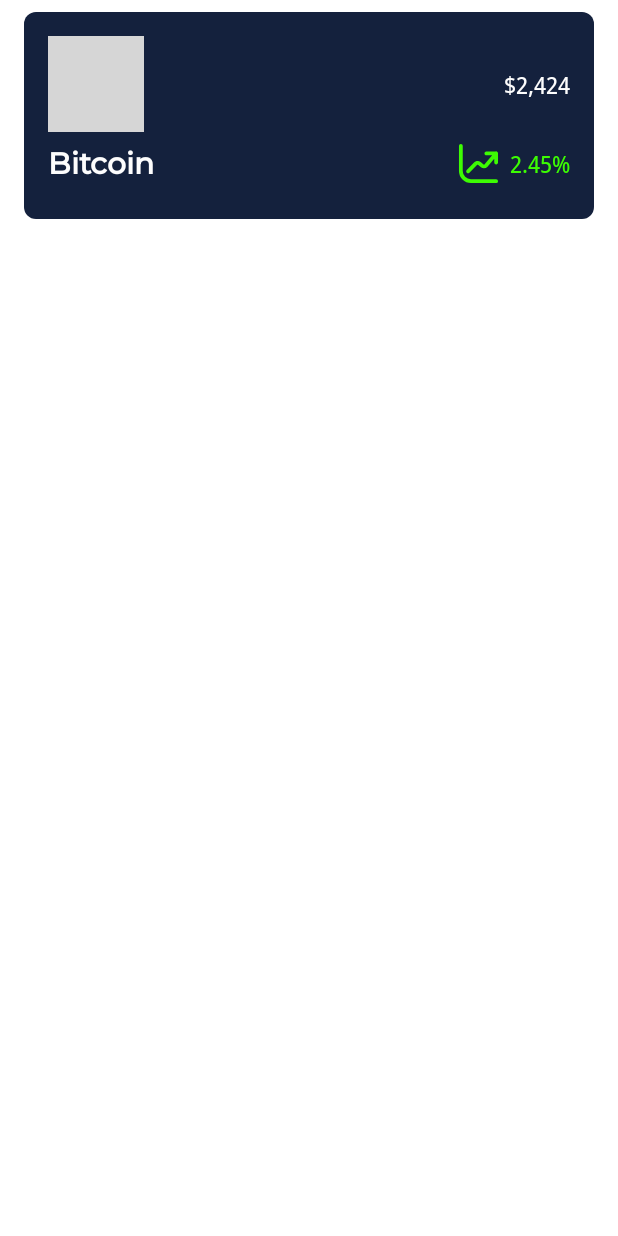
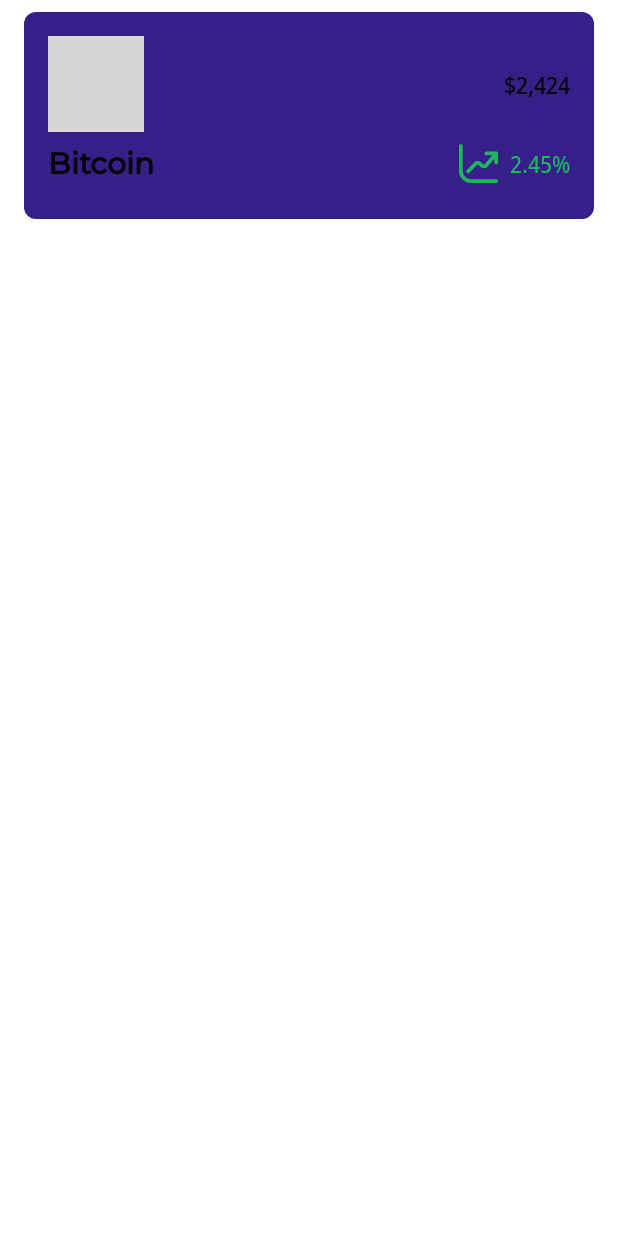
Before and after one commit to EvgeshaIvanov/AlphaIntelligence, an Android app built with Jetpack Compose: the @Preview function CoinsItemPreview, on a phone screen of 412 x 824 dp. Run offline under Robolectric (Android 15) with nearby library versions, the phone set to English and light mode, and no system bars; grey boxes are pictures that could not be loaded.

Commit message:
update colors + raw typography

```diff
--- a/core/src/main/java/com/core/theme/TextStyle.kt
+++ b/core/src/main/java/com/core/theme/TextStyle.kt
@@ -10,14 +10,12 @@ import com.core.R
 internal val h1 = TextStyle(
     fontSize = 20.sp,
     fontFamily = FontFamily(Font(R.font.montserrat_medium)),
-    fontWeight = FontWeight(900),
-    color = CryptoColors.TextPrimary,
+    fontWeight = FontWeight(900)
 )
 
 internal val textPrimary = TextStyle(
     fontSize = 16.sp,
     lineHeight = 16.sp,
     fontFamily = FontFamily(Font(R.font.open_sans_medium)),
-    fontWeight = FontWeight(404),
-    color = CryptoColors.TextPrimary,
+    fontWeight = FontWeight(404)
 )
--- a/core/src/main/java/com/core/theme/Theme.kt
+++ b/core/src/main/java/com/core/theme/Theme.kt
@@ -1,70 +1,22 @@
 package com.core.theme
 
 import android.app.Activity
-import android.os.Build
 import androidx.compose.foundation.isSystemInDarkTheme
-import androidx.compose.material3.MaterialTheme
-import androidx.compose.material3.darkColorScheme
-import androidx.compose.material3.dynamicDarkColorScheme
-import androidx.compose.material3.dynamicLightColorScheme
-import androidx.compose.material3.lightColorScheme
 import androidx.compose.runtime.Composable
 import androidx.compose.runtime.CompositionLocalProvider
+import androidx.compose.runtime.ReadOnlyComposable
 import androidx.compose.runtime.SideEffect
 import androidx.compose.ui.graphics.Color
 import androidx.compose.ui.graphics.toArgb
-import androidx.compose.ui.platform.LocalContext
 import androidx.compose.ui.platform.LocalView
 import androidx.core.view.WindowCompat
-
-object CryptoColors {
-    val BackgroundPrimary = Color(0xFF000000)
-    val CardColor = Color(0xFF14213d)
-    val TextPrimary = Color(0xFFFDFDFD)
-
-    val Increase = Color(0xFF3dfc03)
-    val Decrease = Color(0xFFc91c33)
-}
-
-
-private val DarkColorScheme = darkColorScheme(
-    primary = Purple80,
-    secondary = PurpleGrey80,
-    tertiary = Pink80
-)
-
-private val LightColorScheme = lightColorScheme(
-    primary = Purple40,
-    secondary = PurpleGrey40,
-    tertiary = Pink40
-
-    /* Other default colors to override
-    background = Color(0xFFFFFBFE),
-    surface = Color(0xFFFFFBFE),
-    onPrimary = Color.White,
-    onSecondary = Color.White,
-    onTertiary = Color.White,
-    onBackground = Color(0xFF1C1B1F),
-    onSurface = Color(0xFF1C1B1F),
-    */
-)
 
 @Composable
 fun CryptoTheme(
     darkTheme: Boolean = isSystemInDarkTheme(),
-    // Dynamic color is available on Android 12+
-    dynamicColor: Boolean = true,
     content: @Composable () -> Unit
 ) {
-    val colorScheme = when {
-        dynamicColor && Build.VERSION.SDK_INT >= Build.VERSION_CODES.S -> {
-            val context = LocalContext.current
-            if (darkTheme) dynamicDarkColorScheme(context) else dynamicLightColorScheme(context)
-        }
-
-        darkTheme -> DarkColorScheme
-        else -> LightColorScheme
-    }
+    val colors = if (darkTheme) lightColors else darkColors
     val view = LocalView.current
     if (!view.isInEditMode) {
         SideEffect {
@@ -74,17 +26,27 @@ fun CryptoTheme(
         }
     }
 
-    val typography =  CryptoTypography(
+    val typography = CryptoTypography(
         h1 = h1,
         textPrimary = textPrimary,
     )
 
     CompositionLocalProvider(
-        LocalTypography provides typography
-    ) {
-        MaterialTheme(
-            colorScheme = colorScheme,
-            content = content
-        )
-    }
+        LocalColors provides colors,
+        LocalTypography provides typography,
+        content = content
+    )
 }
+
+object Crypto {
+
+    val color: CryptoColors
+        @Composable
+        @ReadOnlyComposable
+        get() = LocalColors.current
+
+    val typography
+        @Composable
+        @ReadOnlyComposable
+        get() = LocalTypography.current
+}
--- a/core/src/main/java/com/core/theme/Type.kt
+++ b/core/src/main/java/com/core/theme/Type.kt
@@ -10,6 +10,6 @@ data class CryptoTypography(
     val textPrimary: TextStyle,
 )
 
-val LocalTypography = staticCompositionLocalOf<CryptoTypography> {
+internal val LocalTypography = staticCompositionLocalOf<CryptoTypography> {
     error("No font provided")
 }
--- a/crypto_info/presentation/src/main/kotlin/com/presentation/CryptoDetailScreen.kt
+++ b/crypto_info/presentation/src/main/kotlin/com/presentation/CryptoDetailScreen.kt
@@ -17,12 +17,10 @@ import cafe.adriel.voyager.navigator.LocalNavigator
 import cafe.adriel.voyager.navigator.currentOrThrow
 import com.core.common.model.CoinEntity
 import com.core.compose.CoinsLoader
-import com.core.theme.CryptoColors
+import com.core.theme.Crypto
 import com.presentation.contract.CryptoDetailAction
 import com.presentation.contract.CryptoDetailEvent
 import com.presentation.contract.CryptoDetailViewState
-import com.presentation.contract.toChartsData
-import com.presentation.ui.CryptoDetailGraph
 import com.presentation.ui.CryptoDetailHeader
 import kotlinx.coroutines.flow.collectLatest
 
@@ -46,7 +44,7 @@ class CryptoDetailScreen(private val coinEntity: CoinEntity) : Screen {
 
         Surface(
             modifier = Modifier.fillMaxSize(),
-            color = CryptoColors.BackgroundPrimary
+            color = Crypto.color.background.primary
         ) {
             Crossfade(targetState = state.progress, label = "visibleState") { visibleState ->
                 when (visibleState) {
--- a/home/presentation/src/main/java/com/presentation/CoinsScreen.kt
+++ b/home/presentation/src/main/java/com/presentation/CoinsScreen.kt
@@ -16,7 +16,7 @@ import cafe.adriel.voyager.navigator.LocalNavigator
 import cafe.adriel.voyager.navigator.currentOrThrow
 import com.core.compose.CoinsLoader
 import com.core.compose.rememberClick
-import com.core.theme.CryptoColors
+import com.core.theme.Crypto
 import com.presentation.contract.CoinsAction
 import com.presentation.contract.CoinsEvent
 import com.presentation.contract.CoinsViewState
@@ -44,7 +44,7 @@ class CoinsScreen : Screen {
 
         Surface(
             modifier = Modifier.fillMaxSize(),
-            color = CryptoColors.BackgroundPrimary
+            color = Crypto.color.background.primary
         ) {
             Crossfade(
                 label = "News",
--- a/home/presentation/src/main/java/com/presentation/ui/CoinsList.kt
+++ b/home/presentation/src/main/java/com/presentation/ui/CoinsList.kt
@@ -22,9 +22,8 @@ import androidx.compose.ui.unit.dp
 import coil.compose.AsyncImage
 import com.core.common.model.IndicatorItem
 import com.core.compose.bounceClick
-import com.core.theme.CryptoColors
+import com.core.theme.Crypto
 import com.core.theme.CryptoTheme
-import com.core.theme.LocalTypography
 import com.presentation.contract.CoinsViewState.Coin
 import kotlinx.collections.immutable.ImmutableList
 
@@ -64,7 +63,7 @@ private fun CoinsItem(
             .bounceClick(onClick = onClick)
             .padding(horizontal = 16.dp, vertical = 8.dp)
             .clip(RoundedCornerShape(8.dp))
-            .background(CryptoColors.CardColor)
+            .background(Crypto.color.background.secondary)
             .padding(16.dp)
             .fillMaxWidth()
     ) {
@@ -80,13 +79,13 @@ private fun CoinsItem(
             Spacer(modifier = Modifier.weight(1f))
             Text(
                 text = price,
-                style = LocalTypography.current.textPrimary
+                style = Crypto.typography.textPrimary
             )
         }
         Row(verticalAlignment = Alignment.CenterVertically) {
             Text(
                 text = name,
-                style = LocalTypography.current.h1
+                style = Crypto.typography.h1
             )
             Spacer(modifier = Modifier.weight(1f))
             indicator?.let {
@@ -106,8 +105,8 @@ private fun CoinIndicatorItem(indicator: IndicatorItem) {
     )
 
     val color = when (indicator.state) {
-        IndicatorItem.State.Increase -> CryptoColors.Increase
-        IndicatorItem.State.Decrease -> CryptoColors.Decrease
+        IndicatorItem.State.Increase -> Crypto.color.success.primary
+        IndicatorItem.State.Decrease -> Crypto.color.error.primary
     }
 
     Row(verticalAlignment = Alignment.CenterVertically) {
@@ -119,7 +118,7 @@ private fun CoinIndicatorItem(indicator: IndicatorItem) {
         Text(
             text = "${indicator.value}%",
             color = color,
-            style = LocalTypography.current.textPrimary
+            style = Crypto.typography.textPrimary
         )
     }
 }
```
Also changed, not shown: core/src/main/java/com/core/theme/Color.kt (+102 -6 lines), crypto_info/presentation/src/main/kotlin/com/presentation/ui/CryptoDetailGraph.kt (+1 -22 lines), crypto_info/presentation/src/main/kotlin/com/presentation/ui/CryptoDetailUI.kt (+6 -7 lines).
